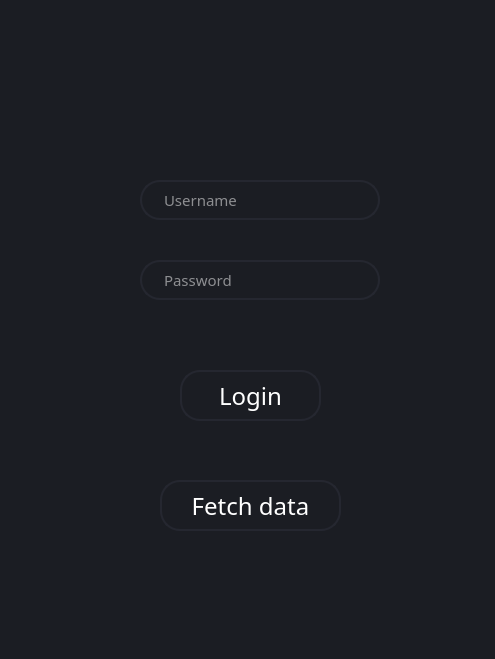
Old version of the form uiMyApp.ui in the repository centurynine/python_project.
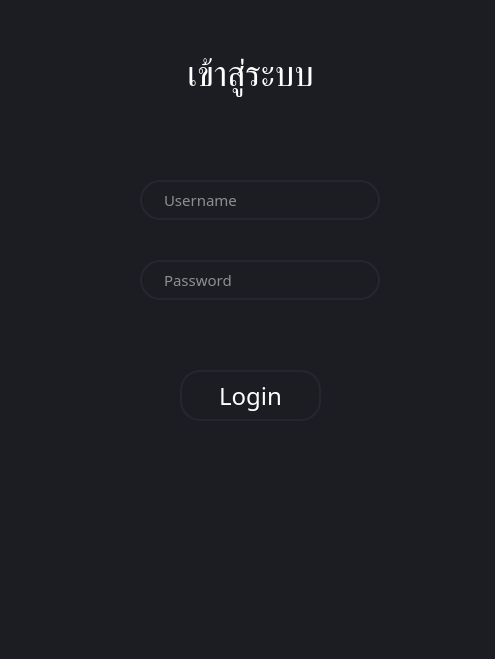
New version of the form.

What changed in the file:
```diff
--- a/uiMyApp.ui
+++ b/uiMyApp.ui
@@ -131,40 +131,31 @@
     <string>Login</string>
    </property>
   </widget>
-  <widget class="QPushButton" name="fetchdata">
+  <widget class="QLabel" name="label">
    <property name="geometry">
     <rect>
-     <x>160</x>
-     <y>480</y>
-     <width>181</width>
+     <x>120</x>
+     <y>50</y>
+     <width>261</width>
      <height>51</height>
     </rect>
    </property>
    <property name="font">
     <font>
      <family>Cloud Light</family>
-     <pointsize>18</pointsize>
+     <pointsize>26</pointsize>
     </font>
    </property>
    <property name="styleSheet">
-    <string notr="true">QPushButton {
-	border: 2px solid rgb(37,39,48);
-	border-radius: 20px;
-	color: #FFF;
-	padding-left: 20px;
-	padding-right: 20px;
-	backgroud-color: rgb(27, 29, 35);
-}
-QPushButton:hover {
-	border: 2px solid rgb(48, 50, 62);
-}
-QPushButton:hover:pressed
-{
-  border: 2px solid rgb(255, 73, 73);
+    <string notr="true">QLabel {
+	Color: #FFF
 }</string>
    </property>
    <property name="text">
-    <string>Fetch data</string>
+    <string>เข้าสู่ระบบ</string>
+   </property>
+   <property name="alignment">
+    <set>Qt::AlignCenter</set>
    </property>
   </widget>
  </widget>
```
